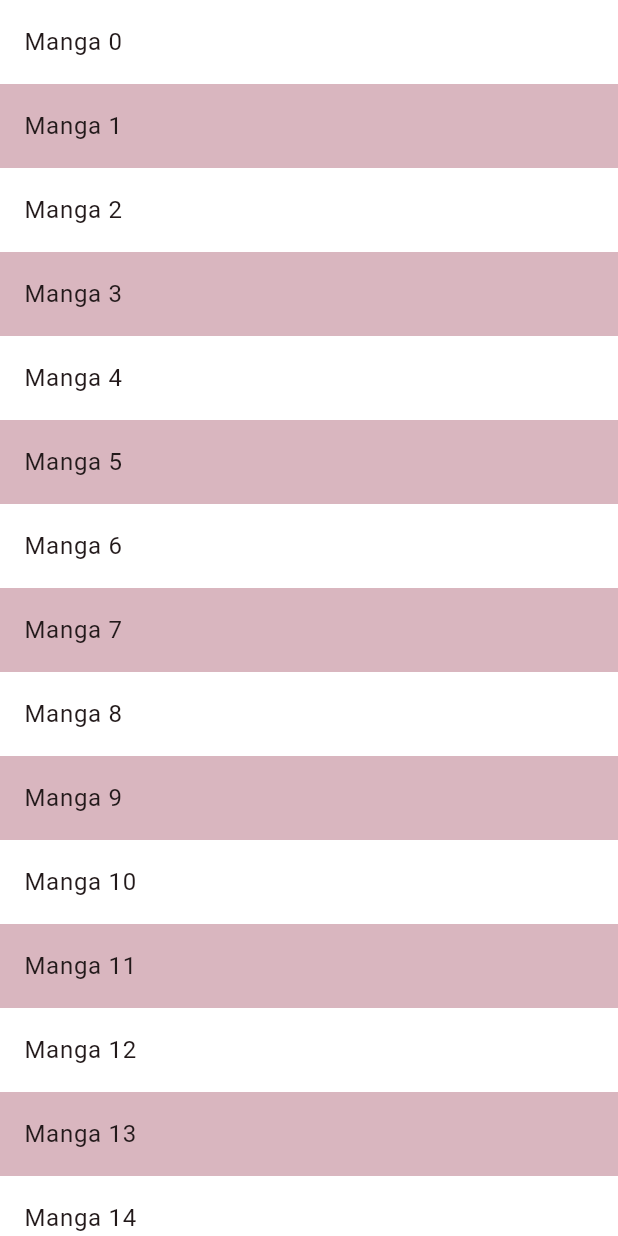
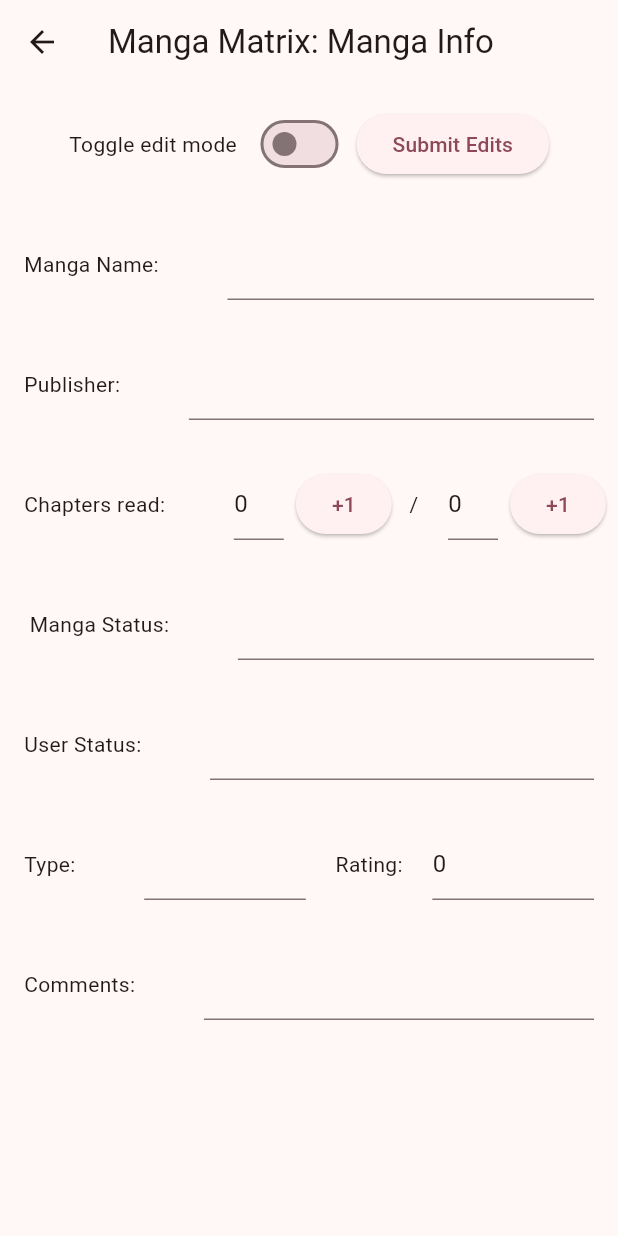
Before and after one commit to sonono-no/manga_matrix, a Flutter app: the ListScreen screen opened directly, after a tap on an icon or button, on a phone screen of 412 x 824 dp. Run offline on Flutter 3.47's test engine with Material 3 defaults, Android fonts, the phone set to English and light mode, and no system bars.

Commit message:
create manga info page

```diff
--- a/lib/homepage.dart
+++ b/lib/homepage.dart
@@ -1,5 +1,6 @@
 import 'package:flutter/material.dart';
 import 'package:flutter/services.dart';
+import 'package:manga_matrix/mangainfopage.dart';
 
 class MyHomePage extends StatefulWidget {
   @override
@@ -140,7 +141,7 @@ class _HomeScreenState extends State<HomeScreen> {
                     ],
                     )
                   ),
-                Text(' /   *Total Chapters: ', style: TextStyle(fontSize: 14)),
+                Text(' / ', style: TextStyle(fontSize: 14)),
                 SizedBox(
                     width: 50,
                     height: 50,
@@ -277,7 +278,9 @@ class ListScreen extends StatelessWidget {
               tileColor: index.isOdd ? const Color.fromARGB(73, 124, 17, 53) : Colors.white,
               title: Text('Manga $index'),
               onTap: () {
-
+                Navigator.of(context).push(MaterialPageRoute(builder: (BuildContext context){
+                  return MangaInfoPage();
+                }));
               },
             );
           }
--- /dev/null
+++ b/lib/mangainfopage.dart
@@ -0,0 +1,283 @@
+import 'package:flutter/material.dart';
+import 'package:flutter/services.dart';
+import 'package:manga_matrix/main.dart';
+
+class MangaInfoPage extends StatefulWidget {
+  const MangaInfoPage({Key? key}) : super(key: key);
+
+  @override
+  State<MangaInfoPage> createState() => _MangaInfoPageState();
+}
+
+class _MangaInfoPageState extends State<MangaInfoPage> {
+
+  //TODO: pull from db
+  String mangaName = '';
+  String publisher = '';
+  int chRead = 0;
+  int chTotal = 0;
+  String status = '';
+  String userStatus = '';
+  String type = '';
+  int rating = 0;
+  String comments = '';
+
+  bool readOnly = true;
+  bool switched = false;
+
+  @override
+  Widget build(BuildContext context) {
+    return Scaffold(
+      appBar: AppBar(
+        title: Text('Manga Matrix: Manga Info'),
+      ),
+      body: SingleChildScrollView(
+        child: Column(
+          children: [
+            Padding(
+              padding: const EdgeInsets.all(8.0),
+              child: Row(
+                mainAxisSize: MainAxisSize.min,
+                children: [
+                  Padding(
+                    padding: const EdgeInsets.all(8.0),
+                    child: Text('Toggle edit mode '),
+                  ),
+                  Switch(
+                    value: switched,
+                    onChanged: (bool newValue) {
+                      setState(() {
+                        switched = newValue;
+                        switched ? readOnly = false : readOnly = true;
+                      });
+                    },
+                  ),
+                  Padding(
+                    padding: const EdgeInsets.all(8.0),
+                    child: ElevatedButton(
+                      child: Text('Submit Edits'),
+                      onPressed: (){
+                        if (readOnly){
+                          showDialog(context: context, builder: (BuildContext context) => AlertDialog(
+                            title: const Text('Not in Edit Mode'),
+                            content: const Text('If you wish to edit, please toggle Edit Mode then make edits and press Submit Edits.'),
+                            actions: <Widget>[
+                              TextButton(
+                                onPressed: () => Navigator.pop(context, 'OK'),
+                                child: const Text('OK'),
+                                )
+                            ],
+                          ));
+                        } else {
+                          //TODO: Update DB
+                          showDialog(context: context, builder: (BuildContext context) => AlertDialog(
+                            title: const Text('Edits Submitted!'),
+                            content: const Text('Changes have been submitted to the database and your list has been updated.'),
+                            actions: <Widget>[
+                              TextButton(
+                                onPressed: () => Navigator.pop(context, 'OK'),
+                                child: const Text('OK'),
+                                )
+                            ],
+                          ));
+                        }
+                      }
+                      ),
+                  )
+                ]
+              )
+            ),
+            Padding(
+              padding: const EdgeInsets.all(8.0),
+              child: Row(
+                mainAxisSize: MainAxisSize.min,
+                children: [
+                  Padding(
+                    padding: const EdgeInsets.all(8.0),
+                    child: Text('Manga Name:        '),
+                  ),
+                  new Flexible(
+                    child: Padding(
+                      padding: const EdgeInsets.all(8.0),
+                      child: TextFormField(
+                        readOnly: true,
+                        initialValue: mangaName,
+                      ),
+                      )
+                  )
+                ]
+              )
+            ),
+            Padding(
+              padding: const EdgeInsets.all(8.0),
+              child: Row(
+                mainAxisSize: MainAxisSize.min,
+                children: [
+                  Padding(
+                    padding: const EdgeInsets.all(8.0),
+                    child: Text('Publisher:        '),
+                  ),
+                  new Flexible(
+                    child: Padding(
+                      padding: const EdgeInsets.all(8.0),
+                      child: TextFormField(
+                        readOnly: true,
+                        initialValue: publisher,
+                      ),
+                      )
+                  )
+                ]
+              )
+            ),
+            Padding(
+              padding: const EdgeInsets.all(8.0),
+              child: Row(
+                mainAxisSize: MainAxisSize.min,
+                children: [
+                  Padding(
+                    padding: const EdgeInsets.all(8.0),
+                    child: Text('Chapters read:        '),
+                  ),
+                  new Flexible(
+                    child: Padding(
+                      padding: const EdgeInsets.all(8.0),
+                      child: TextFormField(
+                        readOnly: readOnly,
+                        initialValue: chRead.toString(),
+                      ),
+                    )
+                  ),
+                  ElevatedButton(
+                    child: Text('+1'),
+                    onPressed: (){
+                      //TODO: get this to work
+                      //chRead++;
+                    }
+                  ),
+                  Padding(
+                    padding: const EdgeInsets.all(8.0),
+                    child: Text(' / '),
+                  ),
+                  new Flexible(
+                    child: Padding(
+                      padding: const EdgeInsets.all(8.0),
+                      child: TextFormField(
+                        readOnly: readOnly,
+                        initialValue: chTotal.toString(),
+                      ),
+                    )
+                  ),
+                  ElevatedButton(
+                    child: Text('+1'),
+                    onPressed: (){
+                      //TODO: get this to work
+                      //chTotal++;
+                    }
+                  ),
+                ]
+              )
+            ),
+            Padding(
+              padding: const EdgeInsets.all(8.0),
+              child: Row(
+                mainAxisSize: MainAxisSize.min,
+                children: [
+                  Padding(
+                    padding: const EdgeInsets.all(8.0),
+                    child: Text(' Manga Status:        '),
+                  ),
+                  new Flexible(
+                    child: Padding(
+                      padding: const EdgeInsets.all(8.0),
+                      child: TextFormField(
+                        readOnly: readOnly,
+                        initialValue: status,
+                      ),
+                      )
+                  )
+                ]
+              )
+            ),
+            Padding(
+              padding: const EdgeInsets.all(8.0),
+              child: Row(
+                mainAxisSize: MainAxisSize.min,
+                children: [
+                  Padding(
+                    padding: const EdgeInsets.all(8.0),
+                    child: Text('User Status:        '),
+                  ),
+                  new Flexible(
+                    child: Padding(
+                      padding: const EdgeInsets.all(8.0),
+                      child: TextFormField(
+                        readOnly: readOnly,
+                        initialValue: userStatus,
+                      ),
+                    )
+                  )
+                ]
+              )
+            ),
+            Padding(
+              padding: const EdgeInsets.all(8.0),
+              child: Row(
+                mainAxisSize: MainAxisSize.min,
+                children: [
+                  Padding(
+                    padding: const EdgeInsets.all(8.0),
+                    child: Text('Type:        '),
+                  ),
+                  new Flexible(
+                    child: Padding(
+                      padding: const EdgeInsets.all(8.0),
+                      child: TextFormField(
+                        readOnly: true,
+                        initialValue: type,
+                      ),
+                      )
+                  ),
+                  Padding(
+                    padding: const EdgeInsets.all(8.0),
+                    child: Text(' Rating: '),
+                  ),
+                  new Flexible(
+                    child: Padding(
+                      padding: const EdgeInsets.all(8.0),
+                      child: TextFormField(
+                        readOnly: readOnly,
+                        initialValue: rating.toString(),
+                      ),
+                    )
+                  )
+                ]
+              )
+            ),
+            Padding(
+              padding: const EdgeInsets.all(8.0),
+              child: Row(
+                mainAxisSize: MainAxisSize.min,
+                children: [
+                  Padding(
+                    padding: const EdgeInsets.all(8.0),
+                    child: Text('Comments:        '),
+                  ),
+                  new Flexible(
+                    child: Padding(
+                      padding: const EdgeInsets.all(8.0),
+                      child: TextFormField(
+                        readOnly: readOnly,
+                        maxLines: null,
+                        initialValue: comments,
+                      ),
+                    )
+                  )
+                ]
+              )
+            ),
+          ],
+        )
+      )
+    );
+  }
+}
--- a/lib/signuppage.dart
+++ b/lib/signuppage.dart
@@ -12,6 +12,7 @@ class SignUpPage extends StatefulWidget {
 class _SignUpPageState extends State<SignUpPage> {
   bool _obscure = true;
   bool _obscure2 = true;
+  bool valid = false;
 
   @override
   Widget build(BuildContext context) {
@@ -141,6 +142,8 @@ class _SignUpPageState extends State<SignUpPage> {
                   padding: const EdgeInsets.all(10.0),
                   child: ElevatedButton(
                     onPressed: () {
+                      valid = validateEntry();
+                      if(valid){
                         Navigator.of(context).push(MaterialPageRoute(builder: (BuildContext context){
                           return MainPage();
                         }));
@@ -154,6 +157,18 @@ class _SignUpPageState extends State<SignUpPage> {
                               )
                           ],
                         ));
+                      } else {
+                        showDialog(context: context, builder: (BuildContext context) => AlertDialog(
+                          title: const Text('Invalid Entry'),
+                          content: const Text('Account info is invalid, please fix entry and try again.'),
+                          actions: <Widget>[
+                            TextButton(
+                              onPressed: () => Navigator.pop(context, 'OK'),
+                              child: const Text('OK'),
+                              )
+                          ],
+                        ));
+                      }
                     },
                     child: Text('Create Account'),
                   ),
@@ -166,3 +181,8 @@ class _SignUpPageState extends State<SignUpPage> {
     );
   }
 }
+
+bool validateEntry(){
+  //TODO: add entry validation
+  return true;
+}
```
Lines whose indentation alone changed are shown as unchanged.
